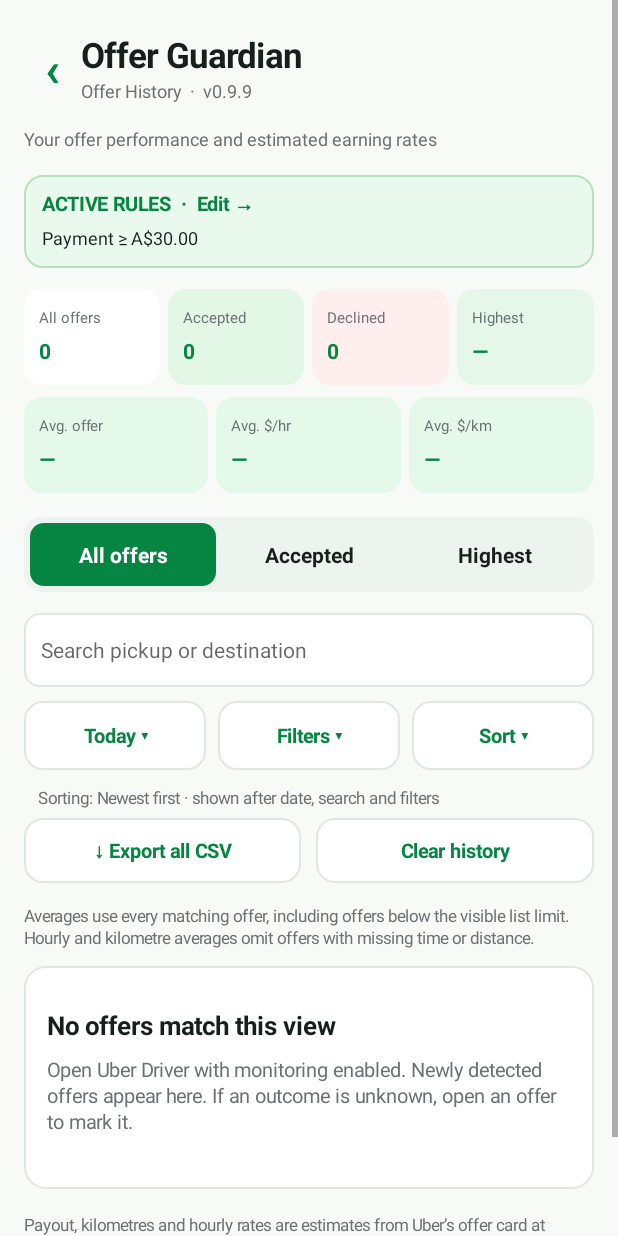
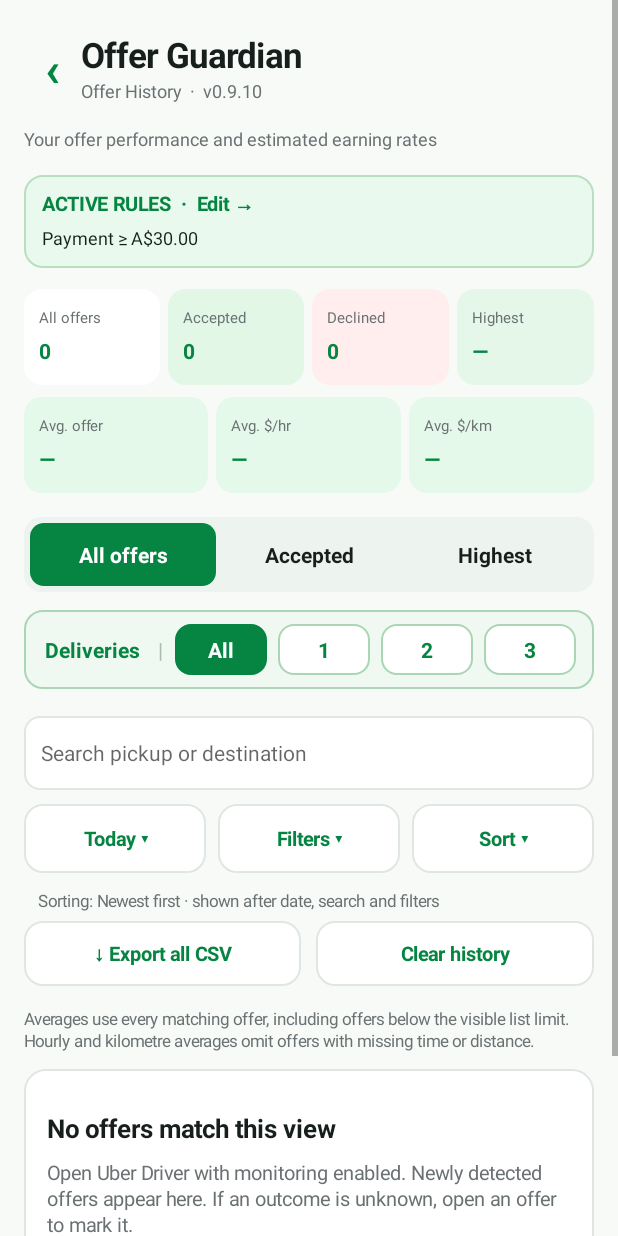
Before and after one commit to jamesptlee1010/OfferGuardianAndroid, an Android app: the screen it shows after launch (OfferHistoryActivity), after a tap on "Open Offer History →", on a phone screen of 412 x 824 dp. Run offline under Robolectric (Android 15) with nearby library versions, the phone set to English and light mode, and no system bars.

Commit message:
Add files via upload

```diff
--- a/Offer Guardian/app/src/main/java/com/personal/offerguardian/OfferHistoryActivity.java
+++ b/Offer Guardian/app/src/main/java/com/personal/offerguardian/OfferHistoryActivity.java
@@ -43,7 +43,7 @@ public final class OfferHistoryActivity extends Activity {
     private static final int BORDER=Color.rgb(224,231,226);
     private static final int REQUEST_CSV=102;
     private OfferHistoryStore store;
-    private LinearLayout root,results,tabs,summary,averages;
+    private LinearLayout root,results,tabs,summary,averages,deliveryFilterRow;
     private EditText search;
     private TextView dateButton,filterButton,sortButton,filterSummary,sortSummary,headerSub,activeRules;
     private static final String HISTORY_FILTER_PREFS="offer_history_view_filters_v1";
@@ -51,6 +51,7 @@ public final class OfferHistoryActivity extends Activity {
     private OfferHistorySort historySort=OfferHistorySort.NEWEST;
     private OfferHistoryFilters historyFilters=OfferHistoryFilters.none();
     private OfferHistoryTimeWindow historyTime=OfferHistoryTimeWindow.disabled();
+    private OfferHistoryDeliveryFilter deliveryQuickFilter=OfferHistoryDeliveryFilter.ALL;
     private String selectedTab="ALL";
     private String searchTerm="";
     private String dateRange="TODAY";
@@ -61,6 +62,7 @@ public final class OfferHistoryActivity extends Activity {
         store=new OfferHistoryStore(this);
         historyFilters=loadHistoryFilters();
         historyTime=loadHistoryTime();
+        deliveryQuickFilter=loadDeliveryQuickFilter();
         historySort=loadHistorySort();
         getWindow().setStatusBarColor(BG);
         getWindow().setNavigationBarColor(Color.WHITE);
@@ -101,7 +103,7 @@ public final class OfferHistoryActivity extends Activity {
         heading.addView(back,new LinearLayout.LayoutParams(dp(38),dp(50)));
         LinearLayout titleCol=col();heading.addView(titleCol,new LinearLayout.LayoutParams(0,-2,1));
         addLine(titleCol,"Offer Guardian",23,DARK,true,0);
-        addLine(titleCol,"Offer History  ·  v0.9.9",12,GRAY,false,0);
+        addLine(titleCol,"Offer History  ·  v0.9.10",12,GRAY,false,0);
         headerSub=label("",12,GRAY,false);
         root.addView(headerSub,box(-2,16));
 
@@ -116,7 +118,10 @@ public final class OfferHistoryActivity extends Activity {
         summary=row();summary.setGravity(Gravity.TOP);root.addView(summary,box(-2,8));
         averages=row();averages.setGravity(Gravity.TOP);root.addView(averages,box(-2,16));
         tabs=row();tabs.setBackground(bg(Color.rgb(237,243,238),0,12));
-        tabs.setPadding(dp(4),dp(4),dp(4),dp(4));root.addView(tabs,box(50,14));
+        tabs.setPadding(dp(4),dp(4),dp(4),dp(4));root.addView(tabs,box(50,12));
+
+        deliveryFilterRow=col();
+        root.addView(deliveryFilterRow,box(-2,12));
 
         LinearLayout searchRow=row();root.addView(searchRow,box(-2,9));
         search=new EditText(this);search.setSingleLine(true);search.setTextSize(14);
@@ -228,6 +233,11 @@ public final class OfferHistoryActivity extends Activity {
                     p.getInt("time_start",17*60),p.getInt("time_end",20*60));
         } catch(IllegalArgumentException invalid){return OfferHistoryTimeWindow.disabled();}
     }
+    private OfferHistoryDeliveryFilter loadDeliveryQuickFilter() {
+        String code=getSharedPreferences(HISTORY_FILTER_PREFS,MODE_PRIVATE)
+                .getString("delivery_quick","ALL");
+        return OfferHistoryDeliveryFilter.fromCode(code);
+    }
     private void saveHistoryFilters() {
         SharedPreferences.Editor edit=getSharedPreferences(HISTORY_FILTER_PREFS,MODE_PRIVATE).edit();
         for(int i=0;i<OfferHistoryFilters.FIELD_COUNT;i++)edit.putString("field_"+i,historyFilters.input(i));
@@ -235,6 +245,7 @@ public final class OfferHistoryActivity extends Activity {
         edit.putBoolean("time_enabled",historyTime.enabled);
         edit.putInt("time_start",historyTime.startMinute);
         edit.putInt("time_end",historyTime.endMinute);
+        edit.putString("delivery_quick",deliveryQuickFilter.code);
         edit.apply();
     }
     private OfferHistorySort loadHistorySort() {
@@ -258,6 +269,45 @@ public final class OfferHistoryActivity extends Activity {
                 dialog.dismiss();
                 refreshList();
             }).setNegativeButton("Cancel",null).show();
+    }
+    private void renderDeliveryQuickFilter() {
+        if(deliveryFilterRow==null)return;
+        deliveryFilterRow.removeAllViews();
+        LinearLayout shell=row();
+        shell.setPadding(dp(12),dp(9),dp(12),dp(9));
+        shell.setBackground(bg(Color.rgb(239,248,241),Color.rgb(170,214,181),12));
+        deliveryFilterRow.addView(shell,box(-2,6));
+
+        TextView lead=label("Deliveries",14,GREEN,true);
+        lead.setPadding(dp(2),0,dp(8),0);
+        shell.addView(lead);
+        TextView divider=label("|",14,Color.rgb(170,190,175),false);
+        divider.setPadding(dp(4),0,dp(8),0);
+        shell.addView(divider);
+        for(OfferHistoryDeliveryFilter filter:OfferHistoryDeliveryFilter.values()) {
+            TextView chip=label(filter.chipLabel,14,deliveryQuickFilter==filter?Color.WHITE:GREEN,true);
+            chip.setGravity(Gravity.CENTER);
+            chip.setPadding(dp(12),dp(7),dp(12),dp(7));
+            chip.setBackground(bg(deliveryQuickFilter==filter?GREEN:Color.WHITE,
+                    deliveryQuickFilter==filter?GREEN:Color.rgb(170,214,181),10));
+            chip.setOnClickListener(v->{
+                deliveryQuickFilter=filter;
+                saveHistoryFilters();
+                visible=35;
+                refreshList();
+            });
+            LinearLayout.LayoutParams lp=new LinearLayout.LayoutParams(0,-2,1);
+            if(shell.getChildCount()>2) lp.leftMargin=dp(7);
+            shell.addView(chip,lp);
+        }
+        if(deliveryQuickFilter.active()) {
+            TextView hint=label("Showing "+deliveryQuickFilter.summary(),12,GRAY,false);
+            hint.setGravity(Gravity.CENTER_HORIZONTAL);
+            deliveryFilterRow.addView(hint,box(-2,0));
+        }
+    }
+    private boolean anyDisplayFilterActive() {
+        return historyFilters.active() || historyTime.enabled || deliveryQuickFilter.active();
     }
     private void showHistoryFilters() {
         ScrollView scroll=new ScrollView(this);
@@ -327,7 +377,7 @@ public final class OfferHistoryActivity extends Activity {
             .setView(scroll)
             .setNegativeButton("Cancel",null)
             .setNeutralButton("Clear all",(d,w)->{
-                historyFilters=OfferHistoryFilters.none();historyTime=OfferHistoryTimeWindow.disabled();saveHistoryFilters();visible=35;refreshList();
+                historyFilters=OfferHistoryFilters.none();historyTime=OfferHistoryTimeWindow.disabled();deliveryQuickFilter=OfferHistoryDeliveryFilter.ALL;saveHistoryFilters();visible=35;refreshList();
             })
             .setPositiveButton("Apply",null)
             .create();
@@ -350,7 +400,7 @@ public final class OfferHistoryActivity extends Activity {
         if(results==null)return;
         if(activeRules!=null)activeRules.setText(Prefs.ruleSummary(Prefs.of(this)));
         final long cutoff=firstIncludedMillis();
-        OfferHistoryStats s=store.statistics(selectedTab,searchTerm,cutoff,historyFilters,historyTime);
+        OfferHistoryStats s=store.statistics(selectedTab,searchTerm,cutoff,historyFilters,historyTime,deliveryQuickFilter);
         summary.removeAllViews();averages.removeAllViews();
         if("ACCEPTED".equals(selectedTab)) {
             headerSub.setText("Confirmed accepted offers and their estimated averages");
@@ -368,7 +418,7 @@ public final class OfferHistoryActivity extends Activity {
             summaryItem(averages,"Avg. $/km",s.averagePerKm(),Color.rgb(229,249,235));
         } else {
             headerSub.setText("Your offer performance and estimated earning rates");
-            summaryItem(summary,historyFilters.active()||historyTime.enabled?"Matching offers":"All offers",Integer.toString(s.count()),Color.WHITE);
+            summaryItem(summary,anyDisplayFilterActive()?"Matching offers":"All offers",Integer.toString(s.count()),Color.WHITE);
             summaryItem(summary,"Accepted",Integer.toString(s.accepted()),Color.rgb(226,247,230));
             summaryItem(summary,"Declined",Integer.toString(s.declined()),Color.rgb(255,238,237));
             summaryItem(summary,"Highest",s.highestOffer(),Color.rgb(229,247,233));
@@ -378,6 +428,7 @@ public final class OfferHistoryActivity extends Activity {
             summaryItem(averages,"Avg. $/km",s.averagePerKm(),Color.rgb(229,249,235));
         }
         tabs.removeAllViews();tab("All offers","ALL");tab("Accepted","ACCEPTED");tab("Highest","HIGHEST");
+        renderDeliveryQuickFilter();
         dateButton.setText(periodLabel());
         filterButton.setText(historyFilters.active()||historyTime.enabled?
                 "Filters ("+(historyFilters.activeGroups()+(historyTime.enabled?1:0))+") ▾":"Filters ▾");
@@ -387,24 +438,36 @@ public final class OfferHistoryActivity extends Activity {
         sortSummary.setText("Sorting: "+historySort.label+" · shown after date, search and filters");
         filterButton.setBackground(bg(historyFilters.active()||historyTime.enabled?Color.rgb(225,247,230):Color.WHITE,
             historyFilters.active()||historyTime.enabled?Color.rgb(148,207,160):BORDER,12));
-        filterSummary.setVisibility(historyFilters.active()||historyTime.enabled?View.VISIBLE:View.GONE);
-        filterSummary.setText((historyTime.enabled?"Received "+historyTime.summary()+" · ":"")+
-                historyFilters.summary()+" · Display only; live rules unchanged");
+        boolean showSummary=historyFilters.active()||historyTime.enabled||deliveryQuickFilter.active();
+        filterSummary.setVisibility(showSummary?View.VISIBLE:View.GONE);
+        StringBuilder summaryText=new StringBuilder();
+        if(deliveryQuickFilter.active()) summaryText.append(deliveryQuickFilter.summary());
+        if(historyTime.enabled) {
+            if(summaryText.length()>0) summaryText.append(" · ");
+            summaryText.append("Received ").append(historyTime.summary());
+        }
+        if(historyFilters.active()) {
+            if(summaryText.length()>0) summaryText.append(" · ");
+            summaryText.append(historyFilters.summary());
+        }
+        if(summaryText.length()==0) summaryText.append("Display only; live rules unchanged");
+        else summaryText.append(" · Display only; live rules unchanged");
+        filterSummary.setText(summaryText.toString());
         results.removeAllViews();
         if("ACCEPTED".equals(selectedTab))
             addLine(results,"Estimated total of accepted offers in this view: "+s.acceptedEstimate(),13,GREEN,true,9);
         else if("HIGHEST".equals(selectedTab))
             addLine(results,"Ranking: "+historySort.label,13,GRAY,false,9);
         addLine(results,"Averages use every matching offer, including offers below the visible list limit. Hourly and kilometre averages omit offers with missing time or distance.",11,GRAY,false,11);
-        List<OfferHistoryStore.Item> offers=store.list(selectedTab,searchTerm,cutoff,historyFilters,historySort,historyTime,Math.min(100,visible),0);
+        List<OfferHistoryStore.Item> offers=store.list(selectedTab,searchTerm,cutoff,historyFilters,historySort,historyTime,deliveryQuickFilter,Math.min(100,visible),0);
         if(offers.isEmpty()) {
             LinearLayout empty=col();empty.setPadding(dp(15),dp(28),dp(15),dp(28));
             empty.setBackground(bg(Color.WHITE,BORDER,14));results.addView(empty,box(-2,8));
             addLine(empty,"No offers match this view",17,DARK,true,9);
-            addLine(empty,historyFilters.active()||historyTime.enabled?"Try a wider time window, price/rate range, date period or clear the history filters.":
+            addLine(empty,anyDisplayFilterActive()?"Try a wider delivery-count filter, time window, price/rate range, date period or clear the history filters.":
                 "Open Uber Driver with monitoring enabled. Newly detected offers appear here. If an outcome is unknown, open an offer to mark it.",13,GRAY,false,8);
-            if(historyFilters.active()||historyTime.enabled) {
-                TextView reset=softButton("Clear history filters",v->{historyFilters=OfferHistoryFilters.none();historyTime=OfferHistoryTimeWindow.disabled();saveHistoryFilters();visible=35;refreshList();});
+            if(anyDisplayFilterActive()) {
+                TextView reset=softButton("Clear history filters",v->{historyFilters=OfferHistoryFilters.none();historyTime=OfferHistoryTimeWindow.disabled();deliveryQuickFilter=OfferHistoryDeliveryFilter.ALL;saveHistoryFilters();visible=35;refreshList();});
                 empty.addView(reset,box(45,0));
             }
             return;
@@ -434,6 +497,8 @@ public final class OfferHistoryActivity extends Activity {
             first.addView(ranking);}
         TextView price=label(OfferRate.money(item.cents),23,rank==1?GREEN:DARK,true);
         LinearLayout.LayoutParams p=new LinearLayout.LayoutParams(0,-2,1);p.leftMargin=rank>0?dp(7):0;first.addView(price,p);
+        int deliveryCount=OfferHistoryDeliveryFilter.detectCount(item.type);
+        if(deliveryCount>0) first.addView(pill(deliveryCount==1?"1 Delivery":deliveryCount+" Deliveries",Color.rgb(227,246,229),GREEN));
         int badgeColor=OfferHistoryStore.ACCEPTED.equals(item.outcome)?GREEN:
             OfferHistoryStore.DECLINED.equals(item.outcome)?Color.rgb(168,45,43):GRAY;
         String outcome=offerOutcome(item);
--- /dev/null
+++ b/Offer Guardian/app/src/main/java/com/personal/offerguardian/OfferHistoryDeliveryFilter.java
@@ -0,0 +1,72 @@
+package com.personal.offerguardian;
+
+import java.util.Locale;
+
+/** Quick display-only filter for delivery counts on Offer History.
+ * This never changes the live rules engine or auto-decline logic.
+ * It infers count from the stored type heading shown on the offer card:
+ * a bare "Delivery" / "Pack & Deliver" means one; a heading suffix
+ * such as "(2)" or "(3)" means a multiple-delivery request. */
+public enum OfferHistoryDeliveryFilter {
+    ALL("ALL",0,"All"),
+    ONE("ONE",1,"1"),
+    TWO("TWO",2,"2"),
+    THREE("THREE",3,"3");
+
+    public final String code;
+    public final int count;
+    public final String chipLabel;
+
+    OfferHistoryDeliveryFilter(String code,int count,String chipLabel) {
+        this.code=code;
+        this.count=count;
+        this.chipLabel=chipLabel;
+    }
+
+    public static OfferHistoryDeliveryFilter fromCode(String code) {
+        for(OfferHistoryDeliveryFilter item:values()) if(item.code.equals(code)) return item;
+        return ALL;
+    }
+
+    public boolean active() { return this!=ALL; }
+
+    public String summary() {
+        if(this==ALL) return "All delivery counts";
+        return count==1?"1 delivery only":count+" deliveries only";
+    }
+
+    public String cardLabel() {
+        if(this==ALL) return "All";
+        return count==1?"1 Delivery":count+" Deliveries";
+    }
+
+    public boolean matchesType(String type) {
+        if(this==ALL) return true;
+        return detectCount(type)==count;
+    }
+
+    public Sql toSql() {
+        if(this==ALL) return new Sql("1=1", new String[0]);
+        if(this==ONE) {
+            return new Sql("(type IN ('Delivery','Pack & Deliver') OR type LIKE '%(1)%')", new String[0]);
+        }
+        return new Sql("type LIKE ?", new String[]{"%("+count+")%"});
+    }
+
+    public static int detectCount(String type) {
+        String value=type==null?"":type.trim();
+        if(value.isEmpty()) return 0;
+        if(value.contains("(1)")) return 1;
+        if(value.contains("(2)")) return 2;
+        if(value.contains("(3)")) return 3;
+        String lower=value.toLowerCase(Locale.US);
+        if(lower.equals("delivery") || lower.equals("pack & deliver") || lower.equals("pack and deliver")) return 1;
+        return 0;
+    }
+
+    public static final class Sql {
+        public final String where;
+        public final String[] args;
+        Sql(String where,String[] args) {this.where=where;this.args=args;}
+    }
+}
--- a/Offer Guardian/app/src/main/java/com/personal/offerguardian/OfferHistoryStore.java
+++ b/Offer Guardian/app/src/main/java/com/personal/offerguardian/OfferHistoryStore.java
@@ -225,7 +225,7 @@ public final class OfferHistoryStore extends SQLiteOpenHelper {
         final List<String> args;
         Filter(String w,List<String> a) {where=w;args=a;}
     }
-    private Filter filter(String tab,String search,long firstIncludedMillis,OfferHistoryFilters historyFilters, OfferHistoryTimeWindow timeWindow) {
+    private Filter filter(String tab,String search,long firstIncludedMillis,OfferHistoryFilters historyFilters, OfferHistoryTimeWindow timeWindow, OfferHistoryDeliveryFilter deliveryFilter) {
         StringBuilder where=new StringBuilder("1=1");
         List<String> args=new ArrayList<>();
         if("ACCEPTED".equals(tab)) where.append(" AND outcome='ACCEPTED'");
@@ -248,6 +248,11 @@ public final class OfferHistoryStore extends SQLiteOpenHelper {
             where.append(" AND ").append(window.where);
             args.addAll(window.args);
         }
+        if(deliveryFilter!=null && deliveryFilter.active()) {
+            OfferHistoryDeliveryFilter.Sql quick=deliveryFilter.toSql();
+            where.append(" AND ").append(quick.where);
+            for(String arg:quick.args) args.add(arg);
+        }
         return new Filter(where.toString(),args);
     }
     public synchronized List<Item> list(String tab,String search,long firstIncludedMillis,int limit,int offset) {
@@ -263,12 +268,17 @@ public final class OfferHistoryStore extends SQLiteOpenHelper {
                                         OfferHistoryFilters displayFilters,OfferHistorySort sort,
                                         int limit,int offset) {
         return list(tab,search,firstIncludedMillis,displayFilters,sort,
-                OfferHistoryTimeWindow.disabled(),limit,offset);
+                OfferHistoryTimeWindow.disabled(),OfferHistoryDeliveryFilter.ALL,limit,offset);
     }
     public synchronized List<Item> list(String tab,String search,long firstIncludedMillis,
             OfferHistoryFilters displayFilters,OfferHistorySort sort,OfferHistoryTimeWindow timeWindow,
             int limit,int offset) {
-        Filter filter=filter(tab,search,firstIncludedMillis,displayFilters,timeWindow);
+        return list(tab,search,firstIncludedMillis,displayFilters,sort,timeWindow,OfferHistoryDeliveryFilter.ALL,limit,offset);
+    }
+    public synchronized List<Item> list(String tab,String search,long firstIncludedMillis,
+            OfferHistoryFilters displayFilters,OfferHistorySort sort,OfferHistoryTimeWindow timeWindow,
+            OfferHistoryDeliveryFilter deliveryFilter,int limit,int offset) {
+        Filter filter=filter(tab,search,firstIncludedMillis,displayFilters,timeWindow,deliveryFilter);
         List<String> args=new ArrayList<>(filter.args);
         String order=(sort==null?OfferHistorySort.NEWEST:sort).orderBy();
         String sql="SELECT id,seen_at,payout_cents,type,pickup,destination,minutes,metres,outcome,action,raw_payout,raw_duration,raw_distance,extraction_status,extraction_note,verified_frames,parsed_hours,parsed_minutes "+
@@ -287,11 +297,15 @@ public final class OfferHistoryStore extends SQLiteOpenHelper {
     }
     public synchronized OfferHistoryStats statistics(String tab,String search,long firstIncludedMillis,
                                                      OfferHistoryFilters displayFilters) {
-        return statistics(tab,search,firstIncludedMillis,displayFilters,OfferHistoryTimeWindow.disabled());
+        return statistics(tab,search,firstIncludedMillis,displayFilters,OfferHistoryTimeWindow.disabled(),OfferHistoryDeliveryFilter.ALL);
     }
     public synchronized OfferHistoryStats statistics(String tab,String search,long firstIncludedMillis,
             OfferHistoryFilters displayFilters,OfferHistoryTimeWindow timeWindow) {
-        Filter filter=filter(tab,search,firstIncludedMillis,displayFilters,timeWindow);
+        return statistics(tab,search,firstIncludedMillis,displayFilters,timeWindow,OfferHistoryDeliveryFilter.ALL);
+    }
+    public synchronized OfferHistoryStats statistics(String tab,String search,long firstIncludedMillis,
+            OfferHistoryFilters displayFilters,OfferHistoryTimeWindow timeWindow,OfferHistoryDeliveryFilter deliveryFilter) {
+        Filter filter=filter(tab,search,firstIncludedMillis,displayFilters,timeWindow,deliveryFilter);
         OfferHistoryStats stats=new OfferHistoryStats();
         String sql="SELECT payout_cents,CASE WHEN extraction_status IN ('VERIFIED','CORRECTED') " +
             "THEN minutes ELSE 0 END," +
```
Also changed, not shown: 4 other files.
